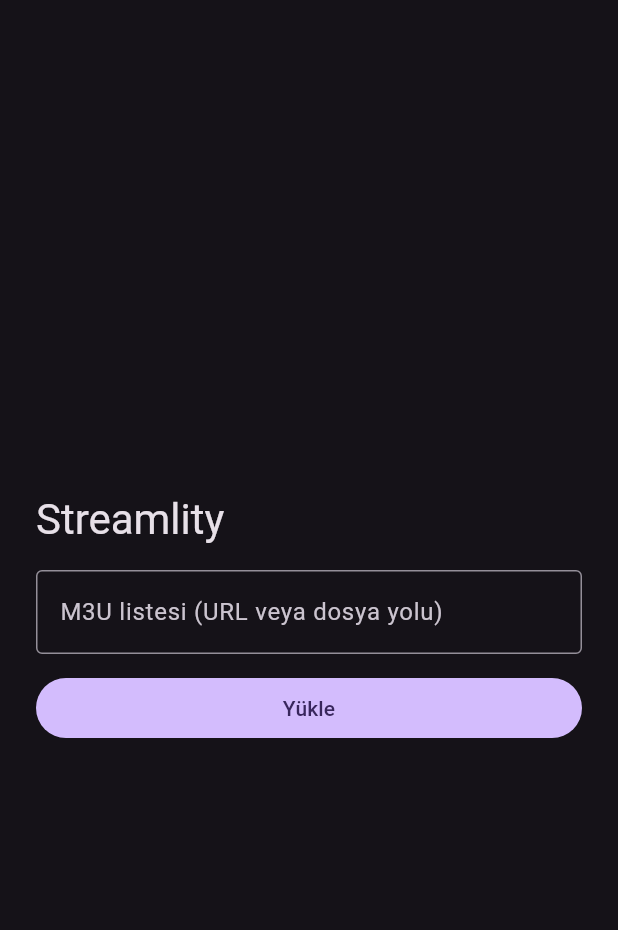
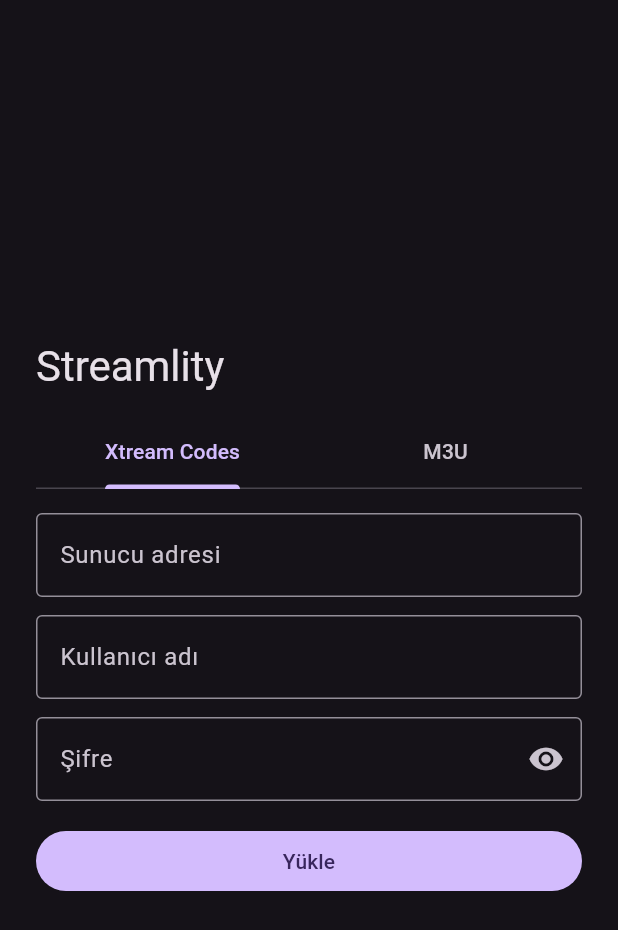
Before and after one commit to Efeyamann/Streamlity, a Flutter app: the screen it shows after launch, after a tap on "Yükle", on a phone screen of 412 x 824 dp. Shown: the top 930 px of the screen. Run offline on Flutter 3.47's test engine with Material 3 defaults, Android fonts, the phone set to English and light mode, and no system bars; our stand-ins replace flutter_secure_storage; missing offline and left inert: media_kit, media_kit_video.

Commit message:
Xtream Codes girişi ve kaynağın güvenli depoda saklanması
- Xtream / M3U sekmeli giriş formu; get.php linki yapıştırılınca alanlar doluyor
- player_api.php ile kategoriler ve canlı kanallar, sağlayıcı sırasıyla
- Kaynak flutter_secure_storage'da saklanıyor, açılışta otomatik yükleniyor
- Çıkış yap, abonelik bitiş tarihi göstergesi
- STREAMLITY_WINDOW ortam değişkeniyle pencere konumu/boyutu

Co-Authored-By: Claude Opus 5.5 <noreply@anthropic.com>

```diff
--- a/lib/models/playlist.dart
+++ b/lib/models/playlist.dart
@@ -18,14 +18,17 @@ class Channel {
 }
 
 class Playlist {
-  Playlist({required this.channels, this.epgUrl});
+  Playlist({required this.channels, this.epgUrl, this.expiresAt});
 
   static const ungrouped = 'Grupsuz';
 
   final List<Channel> channels;
 
-  /// Başlıktaki `url-tvg` / `x-tvg-url` değeri.
+  /// M3U başlığındaki `url-tvg` / `x-tvg-url` ya da Xtream `xmltv.php` adresi.
   final String? epgUrl;
+
+  /// Xtream hesabının bitiş tarihi; sınırsız hesaplarda ve M3U'da null.
+  final DateTime? expiresAt;
 
   /// Gruplar, listede ilk göründükleri sırayla.
   late final List<String> groups = {
--- /dev/null
+++ b/lib/models/playlist_source.dart
@@ -0,0 +1,74 @@
+/// Kanal listesinin nereden geldiği. Cihazda saklanır ve açılışta yeniden
+/// yüklenir.
+sealed class PlaylistSource {
+  const PlaylistSource();
+
+  Map<String, String> toJson();
+
+  static PlaylistSource fromJson(Map<String, dynamic> json) =>
+      switch (json['type']) {
+        'm3u' => M3uSource(json['location'] as String),
+        'xtream' => XtreamSource(
+            server: json['server'] as String,
+            username: json['username'] as String,
+            password: json['password'] as String,
+          ),
+        final type => throw FormatException('Bilinmeyen kaynak türü: $type'),
+      };
+}
+
+class M3uSource extends PlaylistSource {
+  const M3uSource(this.location);
+
+  /// http(s) URL'si ya da yerel dosya yolu.
+  final String location;
+
+  @override
+  Map<String, String> toJson() => {'type': 'm3u', 'location': location};
+}
+
+class XtreamSource extends PlaylistSource {
+  XtreamSource({
+    required String server,
+    required this.username,
+    required this.password,
+  }) : server = normalizeServer(server);
+
+  /// Şema, host ve varsa port; sonda eğik çizgi yok. Örn. `http://host:8080`.
+  final String server;
+  final String username;
+  final String password;
+
+  @override
+  Map<String, String> toJson() => {
+        'type': 'xtream',
+        'server': server,
+        'username': username,
+        'password': password,
+      };
+
+  /// Kullanıcının girdiği adresten yalnız şema, host ve portu bırakır;
+  /// şema yoksa `http://` varsayar.
+  static String normalizeServer(String input) {
+    var s = input.trim();
+    if (!s.contains('://')) s = 'http://$s';
+    final uri = Uri.parse(s);
+    final port = uri.hasPort ? ':${uri.port}' : '';
+    return '${uri.scheme}://${uri.host}$port';
+  }
+
+  /// Sağlayıcıların verdiği `get.php?username=..&password=..` gibi bir
+  /// linkten giriş bilgilerini çıkarır; link bu biçimde değilse null.
+  static XtreamSource? tryParseLink(String link) {
+    final uri = Uri.tryParse(link.trim());
+    if (uri == null || !uri.hasScheme || uri.host.isEmpty) return null;
+    final username = uri.queryParameters['username'];
+    final password = uri.queryParameters['password'];
+    if (username == null || username.isEmpty || password == null) return null;
+    return XtreamSource(
+      server: link,
+      username: username,
+      password: password,
+    );
+  }
+}
--- a/lib/screens/home_screen.dart
+++ b/lib/screens/home_screen.dart
@@ -5,7 +5,10 @@ import 'package:media_kit/media_kit.dart' hide Playlist;
 import 'package:media_kit_video/media_kit_video.dart';
 
 import '../models/playlist.dart';
+import '../models/playlist_source.dart';
 import '../services/playlist_loader.dart';
+import '../services/source_store.dart';
+import 'source_form.dart';
 
 class HomeScreen extends StatefulWidget {
   const HomeScreen({super.key});
@@ -18,8 +21,10 @@ class _HomeScreenState extends State<HomeScreen> {
   late final Player _player = Player();
   late final VideoController _videoController = VideoController(_player);
 
+  final _store = const SourceStore();
+  PlaylistSource? _source;
   Playlist? _playlist;
-  bool _loading = false;
+  bool _loading = true;
   String? _error;
 
   /// null: tüm kanallar.
@@ -41,6 +46,16 @@ class _HomeScreenState extends State<HomeScreen> {
         return AppExitResponse.exit;
       },
     );
+    _restore();
+  }
+
+  Future<void> _restore() async {
+    final saved = await _store.read();
+    if (saved == null) {
+      setState(() => _loading = false);
+    } else {
+      await _load(saved);
+    }
   }
 
   @override
@@ -56,32 +71,36 @@ class _HomeScreenState extends State<HomeScreen> {
     await _player.dispose();
   }
 
-  Future<void> _load(String source) async {
-    source = source.trim();
-    if (source.isEmpty) return;
+  Future<void> _load(PlaylistSource source) async {
     setState(() {
+      _source = source;
       _loading = true;
       _error = null;
     });
     try {
-      final playlist = await loadPlaylist(source);
+      final playlist = await loadSource(source);
+      await _store.write(source);
+      if (!mounted) return;
       setState(() {
         _playlist = playlist;
         _group = null;
         _query = '';
       });
     } on PlaylistException catch (e) {
-      setState(() => _error = e.message);
+      if (mounted) setState(() => _error = e.message);
     } finally {
-      setState(() => _loading = false);
+      if (mounted) setState(() => _loading = false);
     }
   }
 
-  void _closePlaylist() {
+  /// Oynatmayı durdurur ve kayıtlı kaynağı siler; açılışta giriş ekranı gelir.
+  Future<void> _signOut() async {
     _player.stop();
+    await _store.clear();
     setState(() {
       _playlist = null;
       _current = null;
+      _error = null;
     });
   }
 
@@ -105,7 +124,11 @@ class _HomeScreenState extends State<HomeScreen> {
     final playlist = _playlist;
     if (playlist == null) {
       return Scaffold(
-        body: _PlaylistSourceForm(
+        body: SourceForm(
+          // Form alanları yalnız ilk kurulumda doldurulur; açılışta kayıt
+          // okunduktan sonra formu o kaynakla yeniden kur.
+          key: ObjectKey(_source),
+          initial: _source,
           loading: _loading,
           error: _error,
           onSubmit: _load,
@@ -114,14 +137,25 @@ class _HomeScreenState extends State<HomeScreen> {
     }
 
     final channels = _visibleChannels(playlist);
+    final expiresAt = playlist.expiresAt;
     return Scaffold(
       appBar: AppBar(
         title: Text(_current?.name ?? 'Streamlity'),
         actions: [
+          if (expiresAt != null)
+            Padding(
+              padding: const EdgeInsets.symmetric(horizontal: 8),
+              child: Text(
+                'Bitiş: ${expiresAt.day.toString().padLeft(2, '0')}.'
+                '${expiresAt.month.toString().padLeft(2, '0')}.'
+                '${expiresAt.year}',
+                style: Theme.of(context).textTheme.bodySmall,
+              ),
+            ),
           IconButton(
-            tooltip: 'Listeyi kapat',
-            icon: const Icon(Icons.playlist_remove),
-            onPressed: _closePlaylist,
+            tooltip: 'Çıkış yap',
+            icon: const Icon(Icons.logout),
+            onPressed: _signOut,
           ),
         ],
       ),
@@ -187,77 +221,6 @@ class _HomeScreenState extends State<HomeScreen> {
   }
 }
 
-class _PlaylistSourceForm extends StatefulWidget {
-  const _PlaylistSourceForm({
-    required this.loading,
-    required this.error,
-    required this.onSubmit,
-  });
-
-  final bool loading;
-  final String? error;
-  final ValueChanged<String> onSubmit;
-
-  @override
-  State<_PlaylistSourceForm> createState() => _PlaylistSourceFormState();
-}
-
-class _PlaylistSourceFormState extends State<_PlaylistSourceForm> {
-  final _controller = TextEditingController();
-
-  @override
-  void dispose() {
-    _controller.dispose();
-    super.dispose();
-  }
-
-  @override
-  Widget build(BuildContext context) {
-    return Center(
-      child: ConstrainedBox(
-        constraints: const BoxConstraints(maxWidth: 560),
-        child: Padding(
-          padding: const EdgeInsets.all(24),
-          child: Column(
-            mainAxisSize: MainAxisSize.min,
-            crossAxisAlignment: CrossAxisAlignment.stretch,
-            children: [
-              Text(
-                'Streamlity',
-                style: Theme.of(context).textTheme.headlineMedium,
-              ),
-              const SizedBox(height: 16),
-              TextField(
-                controller: _controller,
-                enabled: !widget.loading,
-                decoration: InputDecoration(
-                  labelText: 'M3U listesi (URL veya dosya yolu)',
-                  border: const OutlineInputBorder(),
-                  errorText: widget.error,
-                  errorMaxLines: 3,
-                ),
-                onSubmitted: widget.onSubmit,
-              ),
-              const SizedBox(height: 12),
-              FilledButton(
-                onPressed: widget.loading
-                    ? null
-                    : () => widget.onSubmit(_controller.text),
-                child: widget.loading
-                    ? const SizedBox.square(
-                        dimension: 18,
-                        child: CircularProgressIndicator(strokeWidth: 2),
-                      )
-                    : const Text('Yükle'),
-              ),
-            ],
-          ),
-        ),
-      ),
-    );
-  }
-}
-
 class _GroupList extends StatelessWidget {
   const _GroupList({
     required this.groups,
--- /dev/null
+++ b/lib/screens/source_form.dart
@@ -0,0 +1,200 @@
+import 'package:flutter/material.dart';
+
+import '../models/playlist_source.dart';
+
+/// Xtream Codes girişi ya da M3U listesi seçimi.
+class SourceForm extends StatefulWidget {
+  const SourceForm({
+    super.key,
+    required this.initial,
+    required this.loading,
+    required this.error,
+    required this.onSubmit,
+  });
+
+  /// Formun önceden doldurulacağı kaynak (ör. açılışta yüklenemeyen kayıt).
+  final PlaylistSource? initial;
+  final bool loading;
+  final String? error;
+  final ValueChanged<PlaylistSource> onSubmit;
+
+  @override
+  State<SourceForm> createState() => _SourceFormState();
+}
+
+class _SourceFormState extends State<SourceForm>
+    with SingleTickerProviderStateMixin {
+  late final TabController _tabs;
+  final _server = TextEditingController();
+  final _username = TextEditingController();
+  final _password = TextEditingController();
+  final _m3u = TextEditingController();
+  bool _showPassword = false;
+
+  @override
+  void initState() {
+    super.initState();
+    final initial = widget.initial;
+    _tabs = TabController(
+      length: 2,
+      vsync: this,
+      initialIndex: initial is M3uSource ? 1 : 0,
+    );
+    switch (initial) {
+      case XtreamSource():
+        _server.text = initial.server;
+        _username.text = initial.username;
+        _password.text = initial.password;
+      case M3uSource():
+        _m3u.text = initial.location;
+      case null:
+    }
+  }
+
+  @override
+  void dispose() {
+    _tabs.dispose();
+    for (final c in [_server, _username, _password, _m3u]) {
+      c.dispose();
+    }
+    super.dispose();
+  }
+
+  /// Sağlayıcının verdiği `get.php?username=..&password=..` linki sunucu
+  /// alanına yapıştırılırsa alanları ondan doldurur.
+  void _onServerChanged(String value) {
+    final parsed = XtreamSource.tryParseLink(value);
+    if (parsed == null) return;
+    setState(() {
+      // İmleci sona koy; aksi halde yapıştırılan metin seçili kalıyor.
+      _server.value = TextEditingValue(
+        text: parsed.server,
+        selection: TextSelection.collapsed(offset: parsed.server.length),
+      );
+      _username.text = parsed.username;
+      _password.text = parsed.password;
+    });
+  }
+
+  void _submit() {
+    if (widget.loading) return;
+    if (_tabs.index == 0) {
+      if (_server.text.trim().isEmpty || _username.text.trim().isEmpty) return;
+      widget.onSubmit(XtreamSource(
+        server: _server.text,
+        username: _username.text.trim(),
+        password: _password.text,
+      ));
+    } else {
+      final location = _m3u.text.trim();
+      if (location.isEmpty) return;
+      widget.onSubmit(M3uSource(location));
+    }
+  }
+
+  @override
+  Widget build(BuildContext context) {
+    final enabled = !widget.loading;
+    return Center(
+      child: ConstrainedBox(
+        constraints: const BoxConstraints(maxWidth: 560),
+        child: Padding(
+          padding: const EdgeInsets.all(24),
+          child: Column(
+            mainAxisSize: MainAxisSize.min,
+            crossAxisAlignment: CrossAxisAlignment.stretch,
+            children: [
+              Text(
+                'Streamlity',
+                style: Theme.of(context).textTheme.headlineMedium,
+              ),
+              const SizedBox(height: 16),
+              TabBar(
+                controller: _tabs,
+                tabs: const [Tab(text: 'Xtream Codes'), Tab(text: 'M3U')],
+              ),
+              const SizedBox(height: 16),
+              AnimatedBuilder(
+                animation: _tabs,
+                builder: (context, _) => _tabs.index == 0
+                    ? _xtreamFields(enabled)
+                    : _m3uFields(enabled),
+              ),
+              if (widget.error != null) ...[
+                const SizedBox(height: 12),
+                Text(
+                  widget.error!,
+                  style: TextStyle(color: Theme.of(context).colorScheme.error),
+                ),
+              ],
+              const SizedBox(height: 16),
+              FilledButton(
+                onPressed: enabled ? _submit : null,
+                child: widget.loading
+                    ? const SizedBox.square(
+                        dimension: 18,
+                        child: CircularProgressIndicator(strokeWidth: 2),
+                      )
+                    : const Text('Yükle'),
+              ),
+            ],
+          ),
+        ),
+      ),
+    );
+  }
+
+  Widget _xtreamFields(bool enabled) {
+    return Column(
+      children: [
+        TextField(
+          controller: _server,
+          enabled: enabled,
+          decoration: const InputDecoration(
+            labelText: 'Sunucu adresi',
+            hintText: 'http://sunucu:8080 veya sağlayıcının M3U linki',
+            border: OutlineInputBorder(),
+          ),
+          onChanged: _onServerChanged,
+        ),
+        const SizedBox(height: 12),
+        TextField(
+          controller: _username,
+          enabled: enabled,
+          decoration: const InputDecoration(
+            labelText: 'Kullanıcı adı',
+            border: OutlineInputBorder(),
+          ),
+        ),
+        const SizedBox(height: 12),
+        TextField(
+          controller: _password,
+          enabled: enabled,
+          obscureText: !_showPassword,
+          decoration: InputDecoration(
+            labelText: 'Şifre',
+            border: const OutlineInputBorder(),
+            suffixIcon: IconButton(
+              icon: Icon(
+                  _showPassword ? Icons.visibility_off : Icons.visibility),
+              onPressed: () => setState(() => _showPassword = !_showPassword),
+            ),
+          ),
+          onSubmitted: (_) => _submit(),
+        ),
+      ],
+    );
+  }
+
+  Widget _m3uFields(bool enabled) {
+    return TextField(
+      controller: _m3u,
+      enabled: enabled,
+      decoration: const InputDecoration(
+        labelText: 'M3U listesi (URL veya dosya yolu)',
+        border: OutlineInputBorder(),
+      ),
+      onSubmitted: (_) => _submit(),
+    );
+  }
+}
--- /dev/null
+++ b/lib/services/source_store.dart
@@ -0,0 +1,30 @@
+import 'dart:convert';
+
+import 'package:flutter_secure_storage/flutter_secure_storage.dart';
+
+import '../models/playlist_source.dart';
+
+/// Son kullanılan kaynağı (Xtream şifresi dahil) işletim sisteminin güvenli
+/// deposunda tutar.
+class SourceStore {
+  const SourceStore();
+
+  static const _key = 'playlist_source';
+  static const _storage = FlutterSecureStorage();
+
+  Future<PlaylistSource?> read() async {
+    try {
+      final raw = await _storage.read(key: _key);
+      if (raw == null) return null;
+      return PlaylistSource.fromJson(jsonDecode(raw) as Map<String, dynamic>);
+    } on Exception {
+      // Bozuk ya da okunamayan kayıt: yeniden giriş istemek yeterli.
+      return null;
+    }
+  }
+
+  Future<void> write(PlaylistSource source) =>
+      _storage.write(key: _key, value: jsonEncode(source.toJson()));
+
+  Future<void> clear() => _storage.delete(key: _key);
+}
--- a/pubspec.yaml
+++ b/pubspec.yaml
@@ -38,6 +38,7 @@ dependencies:
   media_kit_video: ^2.0.1
   media_kit_libs_video: ^1.0.7
   http: ^1.6.0
+  flutter_secure_storage: ^11.2.0
 
 dev_dependencies:
   flutter_test:
```
Also changed, not shown: lib/services/playlist_loader.dart (+12 -2 lines), lib/services/xtream_client.dart (added, +129 -0 lines), pubspec.lock, 7 other files.
